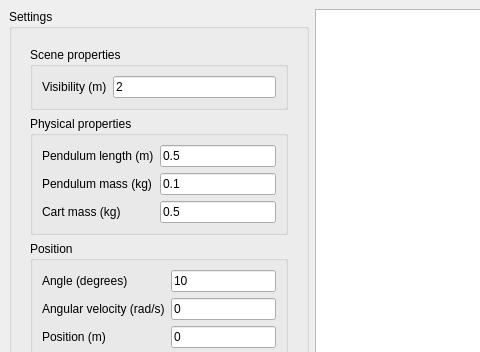
This is pl/edu/agh/iwum/pendulum/gui/MainWindowUi.ui in pawel-k/pendulum as Qt 5 draws it before an edit; both pictures show x 0 to 480 and y 0 to 352 of the 1000 by 600 pixel window. The edited form follows.
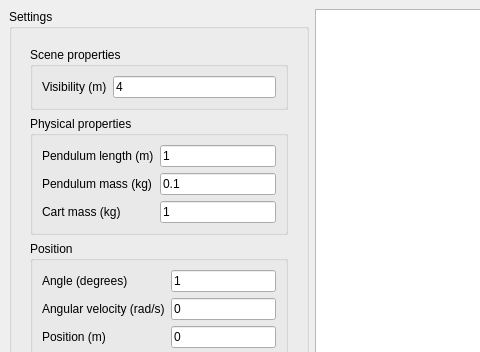
This is the edited form.

Diff of the .ui file:
```diff
--- a/pl/edu/agh/iwum/pendulum/gui/MainWindowUi.ui
+++ b/pl/edu/agh/iwum/pendulum/gui/MainWindowUi.ui
@@ -46,7 +46,7 @@
              <item row="0" column="1">
               <widget class="QLineEdit" name="visibility">
                <property name="text">
-                <string>2</string>
+                <string>4</string>
                </property>
               </widget>
              </item>
@@ -78,7 +78,7 @@
              <item row="0" column="1">
               <widget class="QLineEdit" name="pendulumLength">
                <property name="text">
-                <string>0.5</string>
+                <string>1</string>
                </property>
               </widget>
              </item>
@@ -112,7 +112,7 @@
                 <bool>true</bool>
                </property>
                <property name="text">
-                <string>0.5</string>
+                <string>1</string>
                </property>
               </widget>
              </item>
@@ -138,7 +138,7 @@
              <item row="0" column="1">
               <widget class="QLineEdit" name="pendulumAngle">
                <property name="text">
-                <string>10</string>
+                <string>1</string>
                </property>
               </widget>
              </item>
```
Left out of the diff: 2 changed lines with no effect on the pictures.
